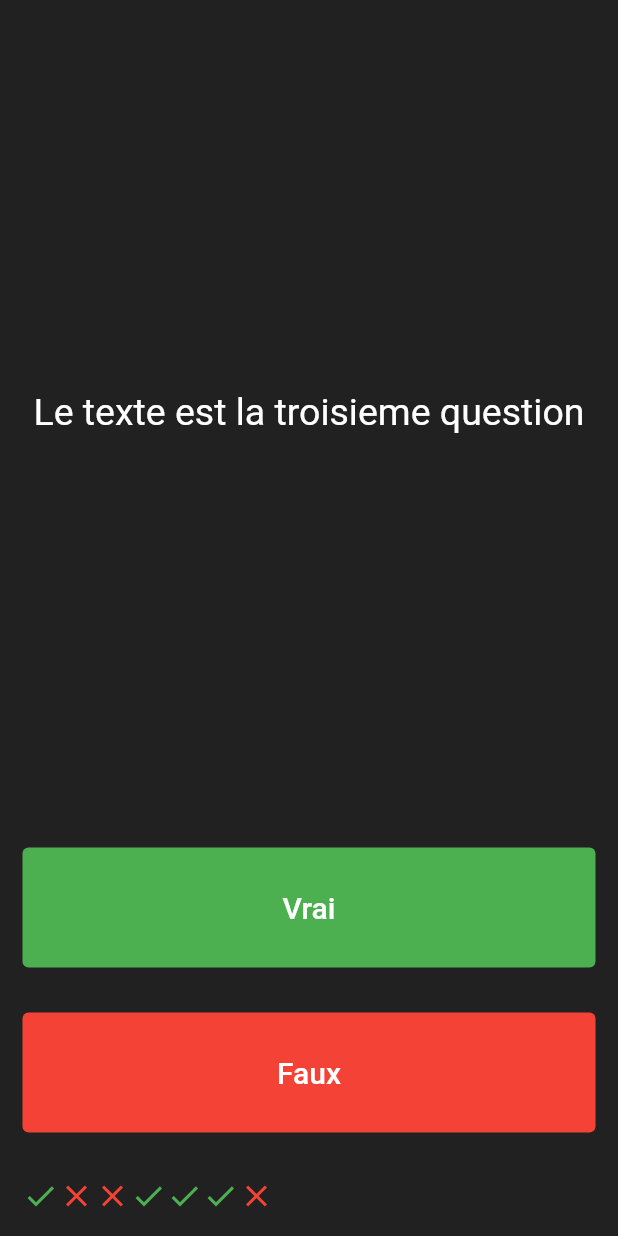
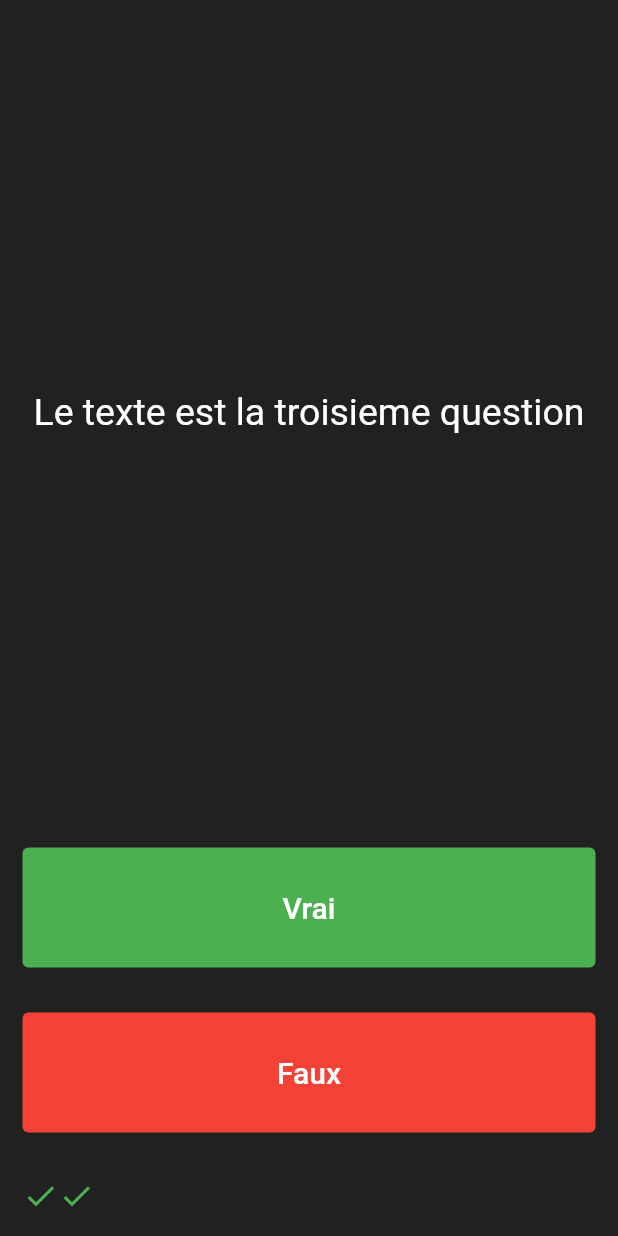
Before and after one commit to Binique/quizzer, a Flutter app: the screen it shows after launch, after a tap on "Vrai", after a tap on "Faux", on a phone screen of 412 x 824 dp. Run offline on Flutter 3.47's test engine with Material 2 defaults, Android fonts, the phone set to English and light mode, and no system bars.

```diff
--- a/lib/main.dart
+++ b/lib/main.dart
@@ -22,56 +22,22 @@ class Quizzer extends StatefulWidget {
 }
 
 class _QuizzerState extends State<Quizzer> {
-  List<Icon> IconResult = [
-    Icon(
-      Icons.check,
-      color: Colors.green,
-    ),
-    Icon(
-      Icons.close,
-      color: Colors.red,
-    ),
-    Icon(
-      Icons.close,
-      color: Colors.red,
-    ),
-    Icon(
-      Icons.check,
-      color: Colors.green,
-    ),
-    Icon(
-      Icons.check,
-      color: Colors.green,
-    ),
-  ];
-  List<Text> listQuestions = [
-    Text('Le texte de la question',
-      style: TextStyle(color: Colors.white,fontSize: 25.0),textAlign: TextAlign.center,
-    ),
-    Text('Le texte est la deuxieme question',
-      style: TextStyle(color: Colors.white,fontSize: 25.0),textAlign: TextAlign.center,
-    ),
-    Text('Le texte est la troisieme question',
-      style: TextStyle(color: Colors.white,fontSize: 25.0),textAlign: TextAlign.center,
-    ),
-    Text('Le texte est la quatrieme question',
-      style: TextStyle(color: Colors.white,fontSize: 25.0),textAlign: TextAlign.center,
-    ),
+  List<Icon> IconResult = [];
+
+  List<String> listQuestions = ['Le texte de la question','Le texte est la deuxieme question',
+    'Le texte est la troisieme question',
+    'Le texte est la quatrieme question',
   ];
 
 int questionNumber = 0;
 
+  void questionSuivante(){
+    if (questionNumber<listQuestions.length - 1){
+      questionNumber++;
+    }
+  }
+  List<bool> reponses = [ true , true, false,false ];
 
-  void changeIconCheck (){
-    setState(() {
-      IconResult.add( Icon(Icons.check, color: Colors.green));
-    });
-  }
-  void changeIconClose (){
-    setState(() {
-      IconResult.add( Icon(Icons.close, color: Colors.red));
-    });
-  }
   @override
   Widget build(BuildContext context) {
     return
@@ -84,7 +50,9 @@ int questionNumber = 0;
           Padding(
             padding: const EdgeInsets.all(10.0),
             child: Center(
-                child: listQuestions[questionNumber],
+                child: Text( listQuestions[questionNumber],
+                  style: TextStyle(color: Colors.white,fontSize: 25.0),textAlign: TextAlign.center,
+                ),
 
             ),
           ),
@@ -95,8 +63,29 @@ int questionNumber = 0;
             padding: const EdgeInsets.all(15.0),
             child: TextButton(
               onPressed: () {
-                questionNumber++;
-              changeIconCheck();
+                bool bonneReponse =  reponses[questionNumber];
+                setState(() {
+
+                  if (bonneReponse == true) {
+                    IconResult.add(
+                      Icon(
+                        Icons.check,
+                        color: Colors.green,
+                      ),
+                    );
+                  } else {
+                    IconResult.add(
+                      Icon(
+                        Icons.close,
+                        color: Colors.red,
+                      ),
+                    );
+                  }
+
+                });
+
+                questionSuivante();
+
               },
               style: TextButton.styleFrom(backgroundColor: Colors.green),
               child:
@@ -111,8 +100,29 @@ int questionNumber = 0;
             padding: const EdgeInsets.all(15.0),
             child: TextButton(
               onPressed: () {
-                questionNumber++;
-              changeIconClose();
+                bool bonneReponse =  reponses[questionNumber];
+                setState(() {
+
+                    if (bonneReponse == false) {
+                      IconResult.add(
+                        Icon(
+                          Icons.close,
+                          color: Colors.red,
+                        ),
+                      );
+                    } else {
+                      IconResult.add(
+                        Icon(
+                          Icons.check,
+                          color: Colors.green,
+                        ),
+                      );
+                    }
+
+                });
+
+                questionSuivante();
+
               },
               style: TextButton.styleFrom(backgroundColor: Colors.red),
               child:
```
